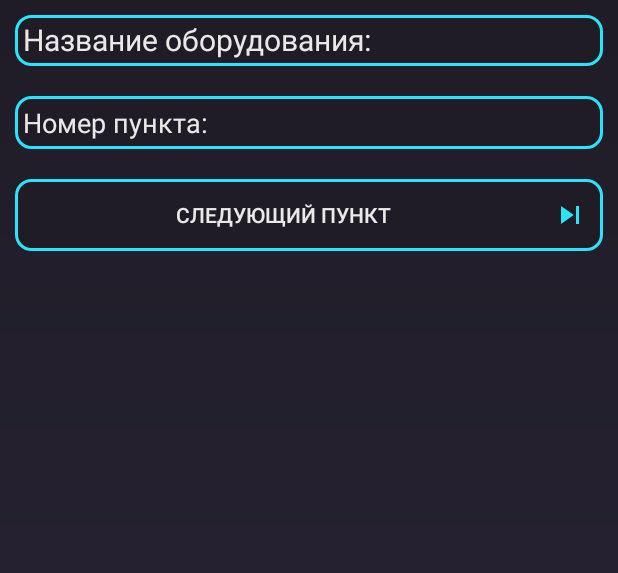
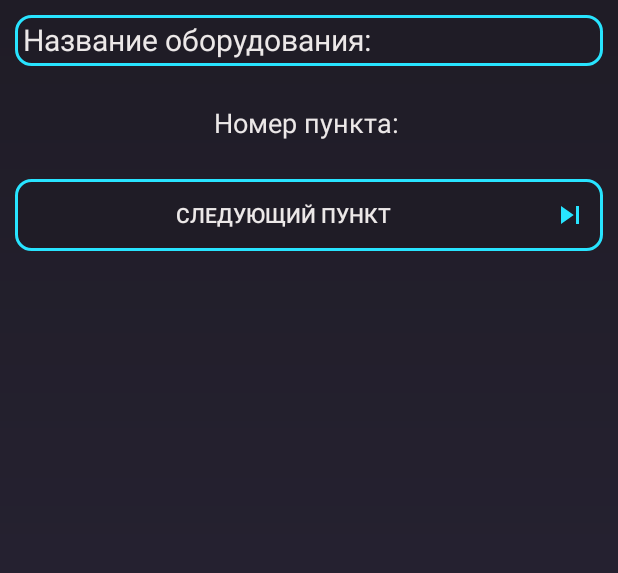
Before and after one commit to iamsardorbek/APS_Andon, an Android app: the layout quest_activity_point_dynamic.xml on its own in the app's theme, with its tools: preview values and no code run, on a phone screen of 412 x 824 dp. Shown: the top 573 px of the screen. Run offline under Robolectric (Android 15) with nearby library versions, the phone set to English and light mode, and no system bars.

Commit message:
- Design update 4.05.20

```diff
--- a/app/src/main/res/layout/quest_activity_point_dynamic.xml
+++ b/app/src/main/res/layout/quest_activity_point_dynamic.xml
@@ -46,7 +46,7 @@
                     android:layout_height="wrap_content"
                     android:layout_margin="10dp"
                     android:padding="5dp"
-                    android:background="@drawable/edit"
+                    android:gravity="center"
                     android:layout_marginBottom="20dp"
                     android:textColor="@color/text"
                     android:text="@string/nomer_punkta_textview"
```
